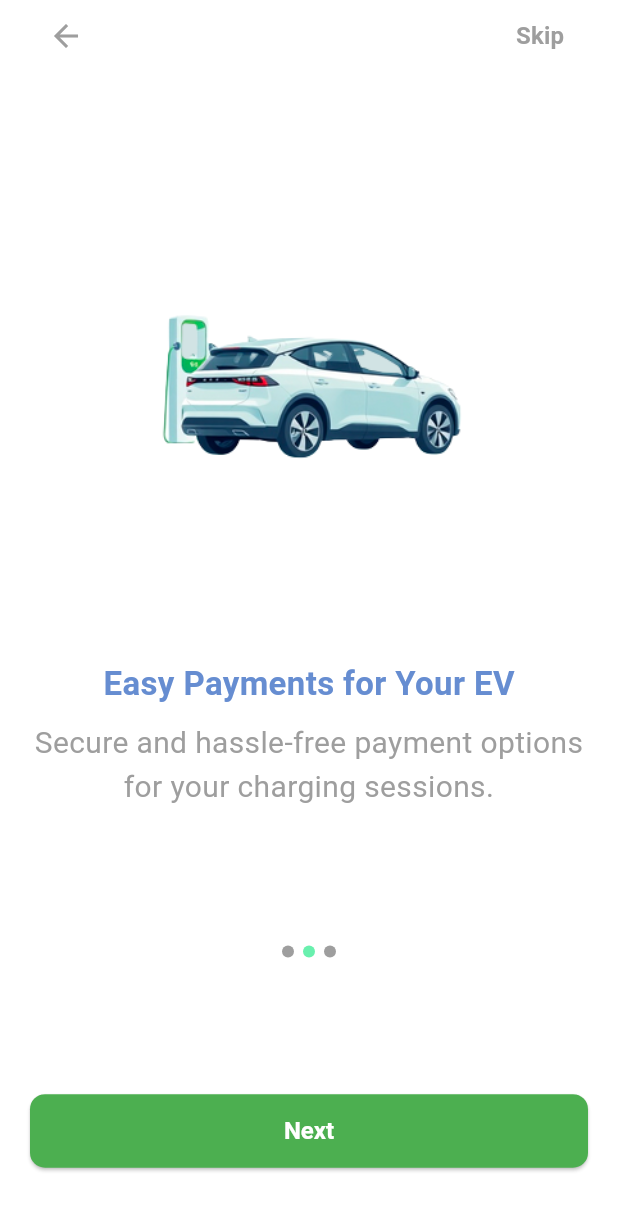
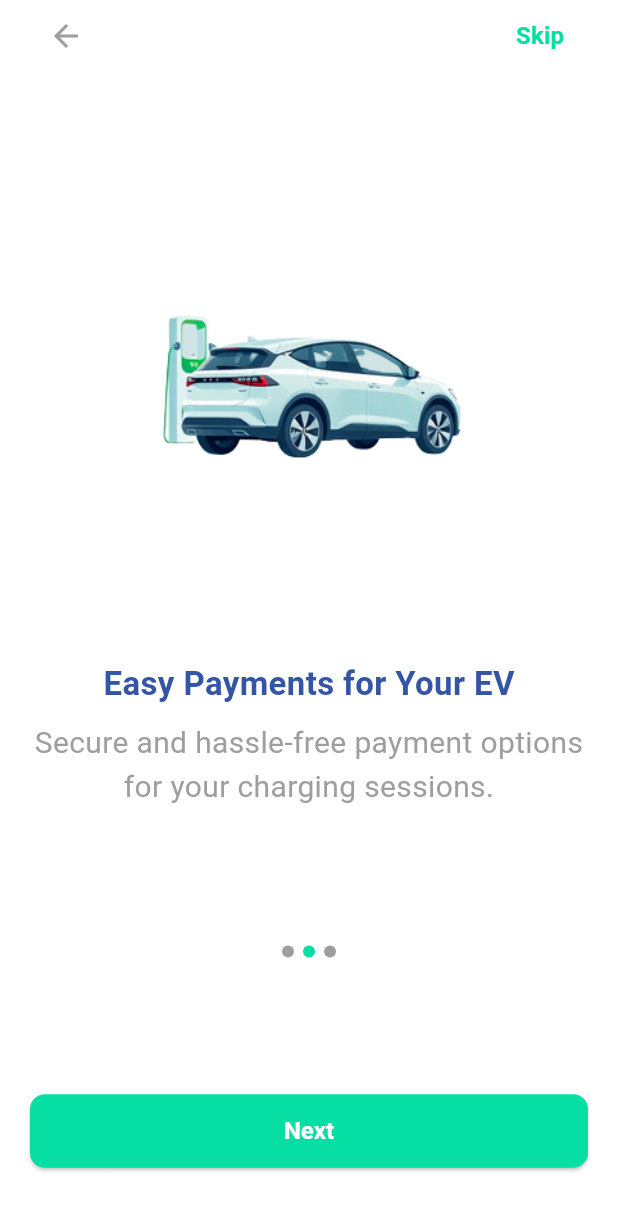
Before and after one commit to jerryka2/first_sprint, a Flutter app: the screen it shows after launch, after a tap on "Next", on a phone screen of 412 x 824 dp. Shown: the top 1211 px of the screen. Run offline on Flutter 3.47's test engine with Material 3 defaults, Android fonts, the phone set to English and light mode, and no system bars.

Commit message:
using the themedata

```diff
--- a/lib/view/login_screen.dart
+++ b/lib/view/login_screen.dart
@@ -29,7 +29,7 @@ class LoginScreen extends StatelessWidget {
                 style: TextStyle(
                     fontSize: 32,
                     fontWeight: FontWeight.bold,
-                    color: Color.fromARGB(255, 102, 141, 209)), // Custom color
+                    color: Color(0xff3454A4)), // Custom color
               ),
               const SizedBox(height: 30),
               const Text(
--- a/lib/view/onboard2_screen.dart
+++ b/lib/view/onboard2_screen.dart
@@ -1,6 +1,7 @@
 import 'package:first_sprint/view/login_screen.dart';
 import 'package:first_sprint/view/onboard3_screen.dart';
 import 'package:flutter/material.dart';
+// Import the theme
 
 class OnboardingScreen2 extends StatelessWidget {
   const OnboardingScreen2({super.key});
@@ -13,7 +14,8 @@ class OnboardingScreen2 extends StatelessWidget {
   @override
   Widget build(BuildContext context) {
     return Scaffold(
-      backgroundColor: Colors.white,
+      backgroundColor: Theme.of(context)
+          .scaffoldBackgroundColor, // Use theme background color
       body: SafeArea(
         child: Padding(
           padding: const EdgeInsets.symmetric(horizontal: 20.0),
@@ -32,7 +34,7 @@ class OnboardingScreen2 extends StatelessWidget {
                           context); // Navigate back to the previous screen
                     },
                   ),
-                  // Skip Button
+                  // Skip Button using theme
                   TextButton(
                     onPressed: () {
                       Navigator.push(
@@ -41,11 +43,12 @@ class OnboardingScreen2 extends StatelessWidget {
                             builder: (context) => const LoginScreen()),
                       );
                     },
-                    child: const Text(
+                    child: Text(
                       'Skip',
                       style: TextStyle(
                         fontSize: 16,
-                        color: Colors.grey,
+                        color: Theme.of(context)
+                            .primaryColor, // Use primary color from the theme
                       ),
                     ),
                   ),
@@ -61,7 +64,7 @@ class OnboardingScreen2 extends StatelessWidget {
 
               const SizedBox(height: 30),
 
-              // Title and Subtitle
+              // Title and Subtitle using theme for colors
               const Column(
                 children: [
                   Text(
@@ -69,7 +72,7 @@ class OnboardingScreen2 extends StatelessWidget {
                     style: TextStyle(
                       fontSize: 22,
                       fontWeight: FontWeight.bold,
-                      color: Color.fromARGB(255, 102, 141, 209),
+                      color: Color(0xff3454A4),
                     ),
                   ),
                   SizedBox(height: 10),
@@ -86,7 +89,7 @@ class OnboardingScreen2 extends StatelessWidget {
 
               const SizedBox(height: 20),
 
-              // Dynamic Pagination Indicator
+              // Dynamic Pagination Indicator using theme for active color
               Row(
                 mainAxisAlignment: MainAxisAlignment.center,
                 children: List.generate(_pageCount, (index) {
@@ -95,7 +98,8 @@ class OnboardingScreen2 extends StatelessWidget {
                     child: CircleAvatar(
                       radius: 4,
                       backgroundColor: _currentPage == (index + 1)
-                          ? Colors.greenAccent
+                          ? Theme.of(context)
+                              .primaryColor // Use primary color for active indicator
                           : Colors.grey,
                     ),
                   );
@@ -104,7 +108,7 @@ class OnboardingScreen2 extends StatelessWidget {
 
               const SizedBox(height: 20),
 
-              // Next Button
+              // Next Button using the theme
               SizedBox(
                 width: double.infinity,
                 child: ElevatedButton(
@@ -116,7 +120,8 @@ class OnboardingScreen2 extends StatelessWidget {
                     );
                   },
                   style: ElevatedButton.styleFrom(
-                    backgroundColor: Colors.green,
+                    backgroundColor: Theme.of(context)
+                        .primaryColor, // Use primary color from the theme
                     padding: const EdgeInsets.symmetric(vertical: 15),
                     shape: RoundedRectangleBorder(
                       borderRadius: BorderRadius.circular(10),
--- a/lib/view/onboard_screen.dart
+++ b/lib/view/onboard_screen.dart
@@ -1,6 +1,7 @@
 import 'package:first_sprint/view/login_screen.dart';
 import 'package:first_sprint/view/onboard2_screen.dart';
 import 'package:flutter/material.dart';
+// Import the theme
 
 class OnboardingScreen extends StatelessWidget {
   const OnboardingScreen({super.key});
@@ -12,7 +13,8 @@ class OnboardingScreen extends StatelessWidget {
   @override
   Widget build(BuildContext context) {
     return Scaffold(
-      backgroundColor: Colors.white,
+      backgroundColor: Theme.of(context)
+          .scaffoldBackgroundColor, // Use theme background color
       body: SafeArea(
         child: Padding(
           padding: const EdgeInsets.symmetric(horizontal: 20.0),
@@ -23,6 +25,7 @@ class OnboardingScreen extends StatelessWidget {
               Row(
                 mainAxisAlignment: MainAxisAlignment.end,
                 children: [
+                  // Skip Button using theme
                   TextButton(
                     onPressed: () {
                       Navigator.push(
@@ -31,11 +34,12 @@ class OnboardingScreen extends StatelessWidget {
                             builder: (context) => const LoginScreen()),
                       );
                     },
-                    child: const Text(
+                    child: Text(
                       'Skip',
                       style: TextStyle(
                         fontSize: 16,
-                        color: Colors.grey,
+                        color: Theme.of(context)
+                            .primaryColor, // Use primary color from the theme
                       ),
                     ),
                   ),
@@ -51,7 +55,7 @@ class OnboardingScreen extends StatelessWidget {
 
               const SizedBox(height: 30),
 
-              // Title and Subtitle
+              // Title and Subtitle using theme for colors
               const Column(
                 children: [
                   Text(
@@ -59,7 +63,7 @@ class OnboardingScreen extends StatelessWidget {
                     style: TextStyle(
                       fontSize: 22,
                       fontWeight: FontWeight.bold,
-                      color: Color.fromARGB(255, 102, 141, 209),
+                      color: Color(0xff3454A4),
                     ),
                   ),
                   SizedBox(height: 10),
@@ -76,7 +80,7 @@ class OnboardingScreen extends StatelessWidget {
 
               const SizedBox(height: 20),
 
-              // Dynamic Pagination Indicator
+              // Dynamic Pagination Indicator using theme for active color
               Row(
                 mainAxisAlignment: MainAxisAlignment.center,
                 children: List.generate(_pageCount, (index) {
@@ -85,7 +89,8 @@ class OnboardingScreen extends StatelessWidget {
                     child: CircleAvatar(
                       radius: 4,
                       backgroundColor: _currentPage == index
-                          ? Colors.greenAccent
+                          ? Theme.of(context)
+                              .primaryColor // Use primary color for active indicator
                           : Colors.grey,
                     ),
                   );
@@ -94,7 +99,7 @@ class OnboardingScreen extends StatelessWidget {
 
               const SizedBox(height: 20),
 
-              // Next Button
+              // Next Button using the theme
               SizedBox(
                 width: double.infinity,
                 child: ElevatedButton(
@@ -106,7 +111,8 @@ class OnboardingScreen extends StatelessWidget {
                     );
                   },
                   style: ElevatedButton.styleFrom(
-                    backgroundColor: Colors.green,
+                    backgroundColor: Theme.of(context)
+                        .primaryColor, // Use primary color from the theme
                     padding: const EdgeInsets.symmetric(vertical: 15),
                     shape: RoundedRectangleBorder(
                       borderRadius: BorderRadius.circular(10),
--- a/lib/view/splash_screen.dart
+++ b/lib/view/splash_screen.dart
@@ -6,6 +6,7 @@ class SplashScreen extends StatelessWidget {
 
   @override
   Widget build(BuildContext context) {
+    // Navigate to the OnboardingScreen after a 5-second delay
     Future.delayed(const Duration(seconds: 5), () {
       Navigator.pushReplacement(
         // ignore: use_build_context_synchronously
@@ -13,26 +14,46 @@ class SplashScreen extends StatelessWidget {
         MaterialPageRoute(builder: (context) => const OnboardingScreen()),
       );
     });
+
     return Scaffold(
+      backgroundColor: Theme.of(context)
+          .scaffoldBackgroundColor, // Use theme background color
       body: Column(
         mainAxisAlignment: MainAxisAlignment.center,
         children: [
           const Spacer(), // Push the logo and text slightly down
+          // Logo Image with the theme's primary color for styling
           Image.asset(
             'assets/images/image_2.png', // Replace with your logo path
             height: 220,
           ),
           const SizedBox(height: 20),
-          const Text(
-            'ENERGIZE NEPAL',
-            style: TextStyle(
-              fontSize: 28,
-              fontWeight: FontWeight.bold,
-              color:
-                  Color.fromARGB(255, 102, 141, 209), // Use a dark text color
+          // Title Text with the theme's primary color
+          RichText(
+            text: const TextSpan(
+              children: [
+                TextSpan(
+                  text: 'ENERGIZE ',
+                  style: TextStyle(
+                    fontSize: 28,
+                    fontWeight: FontWeight.bold,
+                    color: Color(0xff3454A4), // Color for "ENERGIZE"
+                  ),
+                ),
+                TextSpan(
+                  text: 'NEPAL',
+                  style: TextStyle(
+                      fontSize: 28,
+                      fontWeight: FontWeight.bold,
+                      color: Color(
+                          0xff3454A4) // Use the theme's primary color for "NEPAL"
+                      ),
+                ),
+              ],
             ),
           ),
           const Spacer(), // Push the progress indicator slightly up
+          // CircularProgressIndicator styled with the theme's primary color
           const CircularProgressIndicator(
             valueColor:
                 AlwaysStoppedAnimation<Color>(Colors.blue), // Match style
@@ -40,8 +61,6 @@ class SplashScreen extends StatelessWidget {
           const SizedBox(height: 60), // Add padding at the bottom
         ],
       ),
-      backgroundColor: const Color.fromARGB(
-          255, 255, 255, 255), // Ensure a clean white background
     );
   }
 }
```
Also changed, not shown: lib/view/onboard3_screen.dart (+15 -10 lines), lib/view/signup_screen.dart (+26 -17 lines).
